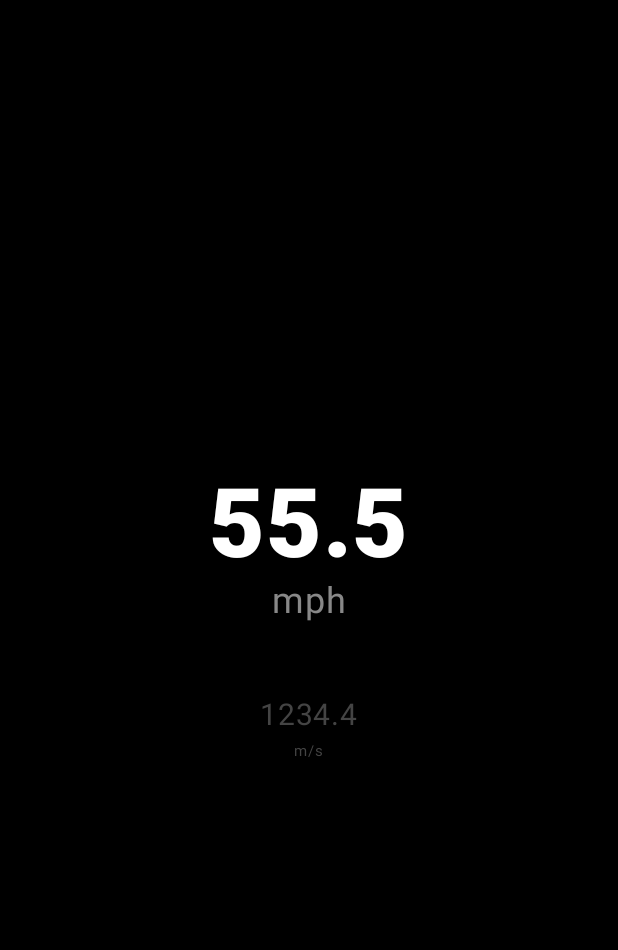
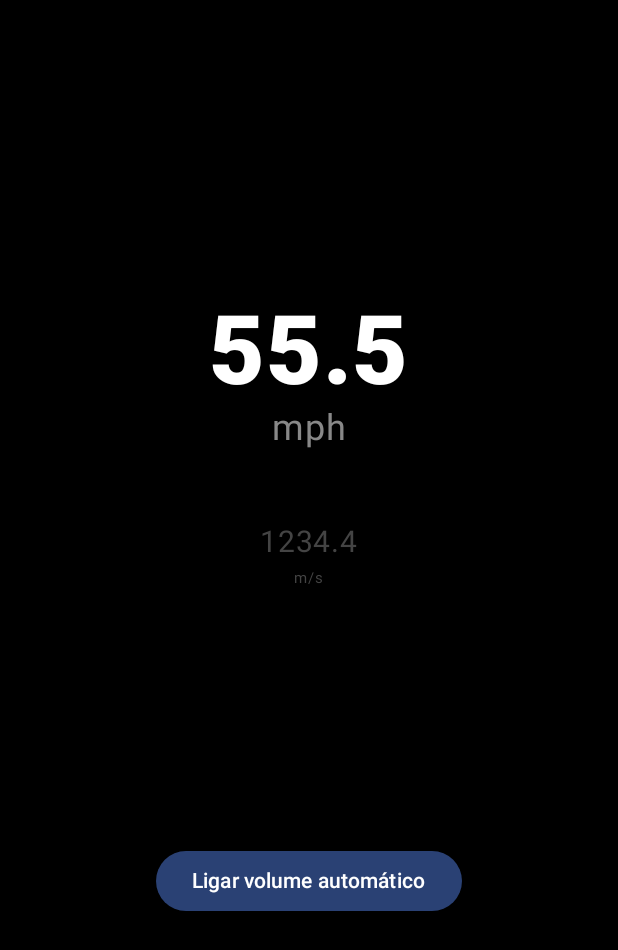
Before and after one commit to saadbruno/android-gps-speed-volume-control, an Android app built with Jetpack Compose: the @Preview function SpeedometerPreview, on a phone screen of 412 x 824 dp. Shown: the top 950 px of the screen. Run offline under Robolectric (Android 15) with nearby library versions, the phone set to English and light mode, and no system bars.

Commit message:
create button to enable or disable auto-volume

```diff
--- a/app/src/main/java/com/saadbruno/gpsspeedvolumecontrol/MainActivity.kt
+++ b/app/src/main/java/com/saadbruno/gpsspeedvolumecontrol/MainActivity.kt
@@ -14,11 +14,16 @@ import androidx.compose.foundation.layout.Arrangement
 import androidx.compose.foundation.layout.Column
 import androidx.compose.foundation.layout.fillMaxSize
 import androidx.compose.foundation.layout.padding
+import androidx.compose.foundation.layout.wrapContentWidth
+import androidx.compose.material3.Button
 import androidx.compose.material3.Surface
 import androidx.compose.material3.Text
 import androidx.compose.runtime.Composable
+import androidx.compose.runtime.getValue
 import androidx.compose.runtime.mutableFloatStateOf
+import androidx.compose.runtime.mutableStateOf
 import androidx.compose.runtime.remember
+import androidx.compose.runtime.setValue
 import androidx.compose.ui.Alignment
 import androidx.compose.ui.Modifier
 import androidx.compose.ui.graphics.Color
@@ -54,10 +59,13 @@ fun Speedometer() {
     val context = LocalContext.current
     val locationManager = context.getSystemService(Context.LOCATION_SERVICE) as LocationManager
     val speed = remember { mutableFloatStateOf(0f) }
+    var autoVolumeEnabled by remember { mutableStateOf(true) }
 
     val locationListener = LocationListener { location ->
         speed.floatValue = location.speed
-        adjustVolume(context, location.speed)
+        if (autoVolumeEnabled) {
+            adjustVolume(context, location.speed)
+        }
     }
 
     BackHandler {
@@ -82,7 +90,9 @@ fun Speedometer() {
     SpeedometerLayout(
         "${(speed.floatValue * 2.23694f * 10).roundToInt() / 10.0}",
         "mph",
-        "${speed.floatValue}"
+        "${speed.floatValue}",
+        autoVolumeEnabled,
+        onToggle = { autoVolumeEnabled = !autoVolumeEnabled }
     )
 
 }
@@ -102,7 +112,8 @@ fun adjustVolume(context: Context, speed: Float) {
 }
 
 @Composable
-fun SpeedometerLayout(speed: String, unit: String, speedDebug: String) {
+fun SpeedometerLayout(speed: String, unit: String, speedDebug: String, isEnabled: Boolean, onToggle: () -> Unit) {
+
     Surface(modifier = Modifier.fillMaxSize(), color = Color.Black) {
         Column(
             modifier = Modifier.fillMaxSize(),
@@ -129,9 +140,24 @@ fun SpeedometerLayout(speed: String, unit: String, speedDebug: String) {
             Text(
                 text = "m/s",
                 fontSize = 10.sp,
-                color = Color.DarkGray
+                color = Color.DarkGray,
+                modifier = Modifier.padding(bottom = 150.dp)
+            )
+            ToggleButton(
+                isEnabled,
+                onToggle
             )
         }
+    }
+}
+
+@Composable
+fun ToggleButton(isEnabled: Boolean, onToggle: () -> Unit) {
+    Button(
+        onClick = { onToggle() },
+        modifier = Modifier.padding(16.dp).wrapContentWidth()
+    ) {
+        Text(if (isEnabled) "Desligar volume automático" else "Ligar volume automático")
     }
 }
 
@@ -141,7 +167,14 @@ fun SpeedometerLayout(speed: String, unit: String, speedDebug: String) {
 )
 @Composable
 fun SpeedometerPreview() {
+    var foo = false
     GPSSpeedVolumeControlTheme {
-        SpeedometerLayout("55.5", "mph", "1234.4")
+        SpeedometerLayout(
+            "55.5",
+            "mph",
+            "1234.4",
+            foo,
+            onToggle = { foo = !foo }
+            )
     }
 }
```
